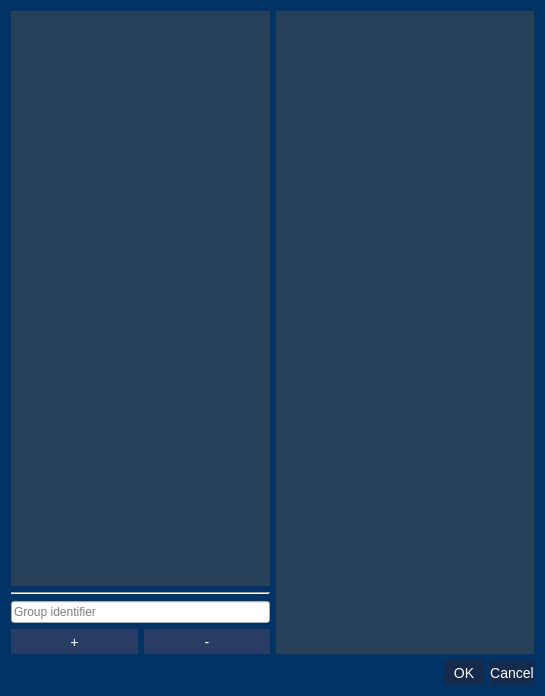
SilMon/NucDetect, file gui/group_dialog.ui: the form before one commit.
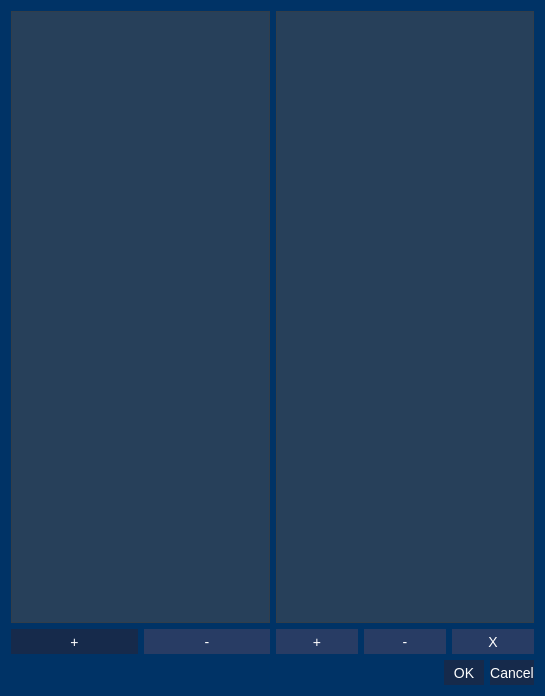
The form after the commit.

Commit message: Improvement of experiment and group dialogs, breakdown of NucDetect class

Patch:
```diff
--- a/gui/group_dialog.ui
+++ b/gui/group_dialog.ui
@@ -68,7 +68,7 @@
    <item>
     <layout class="QHBoxLayout" name="horizontalLayout">
      <item>
-      <layout class="QVBoxLayout" name="verticalLayout_2" stretch="2,1,7,0">
+      <layout class="QVBoxLayout" name="verticalLayout_2" stretch="2,0">
        <item>
         <widget class="QListView" name="lv_groups">
          <property name="editTriggers">
@@ -76,26 +76,12 @@
          </property>
         </widget>
        </item>
-       <item>
-        <widget class="Line" name="line">
-         <property name="orientation">
-          <enum>Qt::Horizontal</enum>
-         </property>
-        </widget>
-       </item>
-       <item>
-        <widget class="QLineEdit" name="le_name">
-         <property name="placeholderText">
-          <string>Group identifier</string>
-         </property>
-        </widget>
-       </item>
        <item>
         <layout class="QHBoxLayout" name="horizontalLayout_4">
          <item>
           <widget class="QPushButton" name="btn_add">
            <property name="enabled">
-            <bool>false</bool>
+            <bool>true</bool>
            </property>
            <property name="text">
             <string>+</string>
@@ -117,6 +103,8 @@
       </layout>
      </item>
      <item>
+      <layout class="QVBoxLayout" name="verticalLayout_3">
+       <item>
       <widget class="QListView" name="lv_images">
        <property name="editTriggers">
         <set>QAbstractItemView::NoEditTriggers</set>
@@ -125,6 +113,42 @@
         <enum>QAbstractItemView::ExtendedSelection</enum>
        </property>
       </widget>
+       </item>
+       <item>
+        <layout class="QHBoxLayout" name="horizontalLayout_2">
+         <item>
+          <widget class="QPushButton" name="btn_add_images">
+           <property name="enabled">
+            <bool>false</bool>
+           </property>
+           <property name="text">
+            <string>+</string>
+           </property>
+          </widget>
+         </item>
+         <item>
+          <widget class="QPushButton" name="btn_remove_image">
+           <property name="enabled">
+            <bool>false</bool>
+           </property>
+           <property name="text">
+            <string>-</string>
+           </property>
+          </widget>
+         </item>
+         <item>
+          <widget class="QPushButton" name="button_clear_images">
+           <property name="enabled">
+            <bool>false</bool>
+           </property>
+           <property name="text">
+            <string>X</string>
+           </property>
+          </widget>
+         </item>
+        </layout>
+       </item>
+      </layout>
      </item>
     </layout>
    </item>
```
Lines whose indentation alone changed are shown as unchanged. The commit also changes 7 other files.
